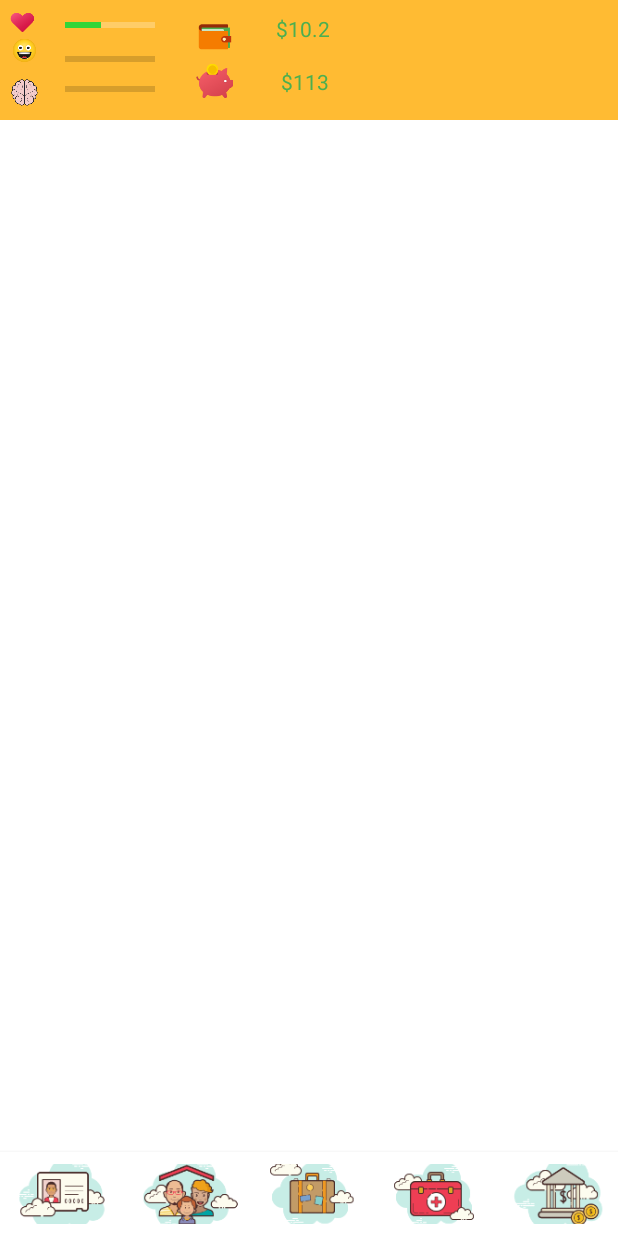
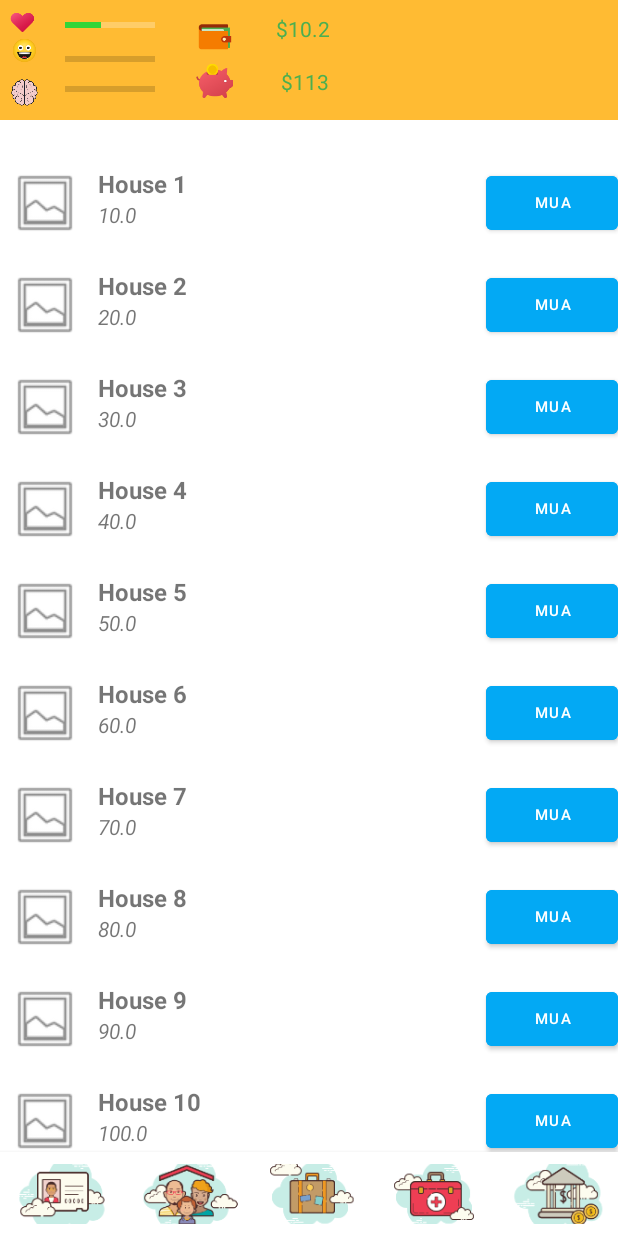
Before and after one commit to chaultm29/LifeSimulator, an Android app: the screen it shows after launch (MainActivity), on a phone screen of 412 x 824 dp. Run offline under Robolectric (Android 15) with nearby library versions, the phone set to English and light mode, and no system bars.

Commit message:
update screen 1

```diff
--- /dev/null
+++ b/LifeSimulator/app/src/main/java/com/example/lifesimulator/Adapter/HouseAdapter.java
@@ -0,0 +1,74 @@
+package com.example.lifesimulator.Adapter;
+
+import android.content.Context;
+import android.view.LayoutInflater;
+import android.view.View;
+import android.view.ViewGroup;
+import android.widget.Button;
+import android.widget.TextView;
+import android.widget.Toast;
+
+import androidx.annotation.NonNull;
+import androidx.recyclerview.widget.RecyclerView;
+
+import com.example.lifesimulator.Model.House;
+import com.example.lifesimulator.R;
+
+import java.util.List;
+
+public class HouseAdapter extends RecyclerView.Adapter<HouseAdapter.ImageViewHoder> {
+    private List<House> mHouse;
+    private Context mContext;
+
+    public HouseAdapter(List mHouse, Context mContext) {
+        this.mHouse = mHouse;
+        this.mContext = mContext;
+    }
+
+    @NonNull
+    @Override
+    public ImageViewHoder onCreateViewHolder(@NonNull ViewGroup parent, int viewType) {
+        Context context = parent.getContext();
+        LayoutInflater inflater = LayoutInflater.from(context);
+
+        View houseView =
+                inflater.inflate(R.layout.template_item, parent, false);
+
+        return new ImageViewHoder(houseView);
+    }
+
+    @Override
+    public void onBindViewHolder(@NonNull ImageViewHoder holder, int position) {
+        House house = mHouse.get(position);
+
+        holder.item_name.setText(house.getName());
+        holder.item_price.setText(house.getPrice()+"");
+    }
+
+    @Override
+    public int getItemCount() {
+        return mHouse.size();
+    }
+
+    public class ImageViewHoder extends RecyclerView.ViewHolder{
+        public TextView item_name;
+        public TextView item_price;
+        public Button interact_button;
+
+        public ImageViewHoder(View itemView) {
+            super(itemView);
+            item_name = itemView.findViewById(R.id.item_name);
+            item_price = itemView.findViewById(R.id.item_price);
+            interact_button = itemView.findViewById(R.id.interact_button);
+
+            interact_button.setOnClickListener(new View.OnClickListener() {
+                @Override
+                public void onClick(View view) {
+                    Toast.makeText(view.getContext(),
+                            item_name.getText() + " is price " + item_price.getText() , Toast.LENGTH_SHORT)
+                            .show();
+                }
+            });
+        }
+    }
+}
--- /dev/null
+++ b/LifeSimulator/app/src/main/java/com/example/lifesimulator/Adapter/ItemAdapter.java
@@ -0,0 +1,75 @@
+package com.example.lifesimulator.Adapter;
+
+import android.content.Context;
+import android.view.LayoutInflater;
+import android.view.View;
+import android.view.ViewGroup;
+import android.widget.Button;
+import android.widget.TextView;
+import android.widget.Toast;
+
+import androidx.annotation.NonNull;
+import androidx.recyclerview.widget.RecyclerView;
+
+import com.example.lifesimulator.Model.House;
+import com.example.lifesimulator.Model.Item;
+import com.example.lifesimulator.R;
+
+import java.util.List;
+
+public class ItemAdapter extends  RecyclerView.Adapter<ItemAdapter.ImageViewHoder> {
+    private List<Item> mItem;
+    private Context mContext;
+
+    public ItemAdapter(List mItem, Context mContext) {
+        this.mItem = mItem;
+        this.mContext = mContext;
+    }
+
+    @NonNull
+    @Override
+    public ItemAdapter.ImageViewHoder onCreateViewHolder(@NonNull ViewGroup parent, int viewType) {
+        Context context = parent.getContext();
+        LayoutInflater inflater = LayoutInflater.from(context);
+
+        View itemView =
+                inflater.inflate(R.layout.template_item, parent, false);
+
+        return new ItemAdapter.ImageViewHoder(itemView);
+    }
+
+    @Override
+    public void onBindViewHolder(@NonNull ItemAdapter.ImageViewHoder holder, int position) {
+        Item item = mItem.get(position);
+
+        holder.item_name.setText(item.getName());
+        holder.item_price.setText(item.getPrice()+"");
+    }
+
+    @Override
+    public int getItemCount() {
+        return mItem.size();
+    }
+
+    public class ImageViewHoder extends RecyclerView.ViewHolder{
+        public TextView item_name;
+        public TextView item_price;
+        public Button interact_button;
+
+        public ImageViewHoder(View itemView) {
+            super(itemView);
+            item_name = itemView.findViewById(R.id.item_name);
+            item_price = itemView.findViewById(R.id.item_price);
+            interact_button = itemView.findViewById(R.id.interact_button);
+
+            interact_button.setOnClickListener(new View.OnClickListener() {
+                @Override
+                public void onClick(View view) {
+                    Toast.makeText(view.getContext(),
+                            item_name.getText() + " is price " + item_price.getText() , Toast.LENGTH_SHORT)
+                            .show();
+                }
+            });
+        }
+    }
+}
--- /dev/null
+++ b/LifeSimulator/app/src/main/java/com/example/lifesimulator/Fragment/HouseListFragment.java
@@ -0,0 +1,95 @@
+package com.example.lifesimulator.Fragment;
+
+import android.os.Bundle;
+
+import androidx.annotation.NonNull;
+import androidx.annotation.Nullable;
+import androidx.fragment.app.Fragment;
+import androidx.recyclerview.widget.LinearLayoutManager;
+import androidx.recyclerview.widget.RecyclerView;
+
+import android.view.LayoutInflater;
+import android.view.View;
+import android.view.ViewGroup;
+
+import com.example.lifesimulator.Adapter.HouseAdapter;
+import com.example.lifesimulator.Model.House;
+import com.example.lifesimulator.R;
+
+import java.util.ArrayList;
+
+/**
+ * A simple {@link Fragment} subclass.
+ * Use the {@link HouseListFragment#newInstance} factory method to
+ * create an instance of this fragment.
+ */
+public class HouseListFragment extends Fragment {
+
+    // TODO: Rename parameter arguments, choose names that match
+    // the fragment initialization parameters, e.g. ARG_ITEM_NUMBER
+    private static final String ARG_PARAM1 = "param1";
+    private static final String ARG_PARAM2 = "param2";
+
+    // TODO: Rename and change types of parameters
+    private String mParam1;
+    private String mParam2;
+
+    public HouseListFragment() {
+        // Required empty public constructor
+    }
+
+    /**
+     * Use this factory method to create a new instance of
+     * this fragment using the provided parameters.
+     *
+     * @param param1 Parameter 1.
+     * @param param2 Parameter 2.
+     * @return A new instance of fragment HouseListFragment.
+     */
+    // TODO: Rename and change types and number of parameters
+    public static HouseListFragment newInstance(String param1, String param2) {
+        HouseListFragment fragment = new HouseListFragment();
+        Bundle args = new Bundle();
+        args.putString(ARG_PARAM1, param1);
+        args.putString(ARG_PARAM2, param2);
+        fragment.setArguments(args);
+        return fragment;
+    }
+
+    @Override
+    public void onCreate(Bundle savedInstanceState) {
+        super.onCreate(savedInstanceState);
+        if (getArguments() != null) {
+            mParam1 = getArguments().getString(ARG_PARAM1);
+            mParam2 = getArguments().getString(ARG_PARAM2);
+        }
+    }
+
+    @Override
+    public View onCreateView(LayoutInflater inflater, ViewGroup container,
+                             Bundle savedInstanceState) {
+        // Inflate the layout for this fragment
+        return inflater.inflate(R.layout.fragment_house_list, container, false);
+    }
+
+    RecyclerView recyclerView;
+    HouseAdapter adapter;
+    ArrayList<House> houses;
+    @Override
+    public void onViewCreated(@NonNull View view, @Nullable Bundle savedInstanceState) {
+        super.onViewCreated(view, savedInstanceState);
+        recyclerView = view.findViewById(R.id.houseList);
+        recyclerView.getLayoutParams().height = 1000;
+        houses = new ArrayList<House>();
+        for (int i = 1; i <= 50; i++) {
+            houses.add(new House("H"+i, "House "+ i, i*10, "New", i*9));
+        }
+
+        adapter = new HouseAdapter(houses, view.getContext());
+
+        LinearLayoutManager linearLayoutManager = new LinearLayoutManager(view.getContext());
+
+        recyclerView.setAdapter(adapter);
+        recyclerView.setLayoutManager(linearLayoutManager);
+    }
+}
--- /dev/null
+++ b/LifeSimulator/app/src/main/java/com/example/lifesimulator/Fragment/ItemListFragment.java
@@ -0,0 +1,97 @@
+package com.example.lifesimulator.Fragment;
+
+import android.os.Bundle;
+
+import androidx.annotation.NonNull;
+import androidx.annotation.Nullable;
+import androidx.fragment.app.Fragment;
+import androidx.recyclerview.widget.LinearLayoutManager;
+import androidx.recyclerview.widget.RecyclerView;
+
+import android.view.LayoutInflater;
+import android.view.View;
+import android.view.ViewGroup;
+
+import com.example.lifesimulator.Adapter.HouseAdapter;
+import com.example.lifesimulator.Adapter.ItemAdapter;
+import com.example.lifesimulator.Model.House;
+import com.example.lifesimulator.Model.Item;
+import com.example.lifesimulator.R;
+
+import java.util.ArrayList;
+
+/**
+ * A simple {@link Fragment} subclass.
+ * Use the {@link ItemListFragment#newInstance} factory method to
+ * create an instance of this fragment.
+ */
+public class ItemListFragment extends Fragment {
+
+    // TODO: Rename parameter arguments, choose names that match
+    // the fragment initialization parameters, e.g. ARG_ITEM_NUMBER
+    private static final String ARG_PARAM1 = "param1";
+    private static final String ARG_PARAM2 = "param2";
+
+    // TODO: Rename and change types of parameters
+    private String mParam1;
+    private String mParam2;
+
+    public ItemListFragment() {
+        // Required empty public constructor
+    }
+
+    /**
+     * Use this factory method to create a new instance of
+     * this fragment using the provided parameters.
+     *
+     * @param param1 Parameter 1.
+     * @param param2 Parameter 2.
+     * @return A new instance of fragment ItemListFragment.
+     */
+    // TODO: Rename and change types and number of parameters
+    public static ItemListFragment newInstance(String param1, String param2) {
+        ItemListFragment fragment = new ItemListFragment();
+        Bundle args = new Bundle();
+        args.putString(ARG_PARAM1, param1);
+        args.putString(ARG_PARAM2, param2);
+        fragment.setArguments(args);
+        return fragment;
+    }
+
+    @Override
+    public void onCreate(Bundle savedInstanceState) {
+        super.onCreate(savedInstanceState);
+        if (getArguments() != null) {
+            mParam1 = getArguments().getString(ARG_PARAM1);
+            mParam2 = getArguments().getString(ARG_PARAM2);
+        }
+    }
+
+    @Override
+    public View onCreateView(LayoutInflater inflater, ViewGroup container,
+                             Bundle savedInstanceState) {
+        // Inflate the layout for this fragment
+        return inflater.inflate(R.layout.fragment_item_list, container, false);
+    }
+
+    RecyclerView recyclerView;
+    ItemAdapter adapter;
+    ArrayList<Item> items;
+    @Override
+    public void onViewCreated(@NonNull View view, @Nullable Bundle savedInstanceState) {
+        super.onViewCreated(view, savedInstanceState);
+        recyclerView = view.findViewById(R.id.itemList);
+        recyclerView.getLayoutParams().height = 1000;
+        items = new ArrayList<Item>();
+        for (int i = 1; i <= 50; i++) {
+            items.add(new Item("I"+i, "Item "+ i, i*10, "New"));
+        }
+
+        adapter = new ItemAdapter(items, view.getContext());
+
+        LinearLayoutManager linearLayoutManager = new LinearLayoutManager(view.getContext());
+
+        recyclerView.setAdapter(adapter);
+        recyclerView.setLayoutManager(linearLayoutManager);
+    }
+}
--- /dev/null
+++ b/LifeSimulator/app/src/main/java/com/example/lifesimulator/Model/House.java
@@ -0,0 +1,21 @@
+package com.example.lifesimulator.Model;
+
+public class House extends NetWorth {
+    private float rent;
+
+    public House() {
+    }
+
+    public House(String code, String name, float price, String desc, float rent) {
+        super(code, name, price, desc);
+        this.rent = rent;
+    }
+
+    public float getRent() {
+        return rent;
+    }
+
+    public void setRent(float rent) {
+        this.rent = rent;
+    }
+}
--- /dev/null
+++ b/LifeSimulator/app/src/main/java/com/example/lifesimulator/Model/Identity.java
@@ -0,0 +1,40 @@
+package com.example.lifesimulator.Model;
+
+public class Identity {
+    private String name;
+    private int age;
+    private boolean gender;
+
+    public Identity() {
+    }
+
+    public Identity(String name, int age, boolean gender) {
+        this.name = name;
+        this.age = age;
+        this.gender = gender;
+    }
+
+    public String getName() {
+        return name;
+    }
+
+    public void setName(String name) {
+        this.name = name;
+    }
+
+    public int getAge() {
+        return age;
+    }
+
+    public void setAge(int age) {
+        this.age = age;
+    }
+
+    public boolean isGender() {
+        return gender;
+    }
+
+    public void setGender(boolean gender) {
+        this.gender = gender;
+    }
+}
--- /dev/null
+++ b/LifeSimulator/app/src/main/java/com/example/lifesimulator/Model/Item.java
@@ -0,0 +1,10 @@
+package com.example.lifesimulator.Model;
+
+public class Item extends NetWorth{
+    public Item() {
+    }
+
+    public Item(String code, String name, float price, String description) {
+        super(code, name, price, description);
+    }
+}
--- /dev/null
+++ b/LifeSimulator/app/src/main/java/com/example/lifesimulator/Model/NetWorth.java
@@ -0,0 +1,50 @@
+package com.example.lifesimulator.Model;
+
+public abstract class NetWorth {
+    protected String code;
+    protected String name ;
+    protected float price ;
+    protected String description;
+
+    public NetWorth() {
+    }
+
+    public NetWorth(String code, String name, float price, String description) {
+        this.code = code;
+        this.name = name;
+        this.price = price;
+        this.description = description;
+    }
+
+    public String getCode() {
+        return code;
+    }
+
+    public void setCode(String code) {
+        this.code = code;
+    }
+
+    public String getName() {
+        return name;
+    }
+
+    public void setName(String name) {
+        this.name = name;
+    }
+
+    public float getPrice() {
+        return price;
+    }
+
+    public void setPrice(float price) {
+        this.price = price;
+    }
+
+    public String getDescription() {
+        return description;
+    }
+
+    public void setDescription(String description) {
+        this.description = description;
+    }
+}
--- /dev/null
+++ b/LifeSimulator/app/src/main/res/layout/fragment_house_list.xml
@@ -0,0 +1,15 @@
+<?xml version="1.0" encoding="utf-8"?>
+<FrameLayout xmlns:android="http://schemas.android.com/apk/res/android"
+    xmlns:tools="http://schemas.android.com/tools"
+    android:layout_width="match_parent"
+    android:layout_height="match_parent"
+    tools:context=".Fragment.HouseListFragment">
+
+    <!-- TODO: Update blank fragment layout -->
+
+    <androidx.recyclerview.widget.RecyclerView
+        android:id="@+id/houseList"
+        android:layout_width="match_parent"
+        android:layout_height="match_parent" />
+
+</FrameLayout>
--- a/LifeSimulator/app/src/main/res/layout/fragment_identity.xml
+++ b/LifeSimulator/app/src/main/res/layout/fragment_identity.xml
@@ -1,7 +1,137 @@
-<LinearLayout xmlns:android="http://schemas.android.com/apk/res/android"
+<ScrollView xmlns:android="http://schemas.android.com/apk/res/android"
+    xmlns:app="http://schemas.android.com/apk/res-auto"
     xmlns:tools="http://schemas.android.com/tools"
     android:layout_width="match_parent"
     android:layout_height="match_parent"
     tools:context="com.example.lifesimulator.Fragment.IdentityFragment">
 
-</LinearLayout>
+    <androidx.constraintlayout.widget.ConstraintLayout
+        android:layout_width="match_parent"
+        android:layout_height="match_parent"
+        tools:layout_editor_absoluteX="0dp"
+        tools:layout_editor_absoluteY="0dp">
+    <ImageView
+        android:id="@+id/imgAvatar"
+        android:layout_width="150dp"
+        android:layout_height="150dp"
+        android:layout_marginStart="16dp"
+        android:layout_marginTop="16dp"
+        android:src="@drawable/avatar_1"
+        app:layout_constraintStart_toStartOf="parent"
+        app:layout_constraintTop_toTopOf="parent" />
+
+    <TextView
+        android:id="@+id/txtName"
+        android:layout_width="wrap_content"
+        android:layout_height="wrap_content"
+        android:layout_marginStart="20dp"
+        android:text="Tên"
+        android:textAppearance="?android:attr/textAppearanceMedium"
+        app:layout_constraintStart_toEndOf="@+id/imgAvatar"
+        app:layout_constraintTop_toTopOf="@+id/imgAvatar" />
+
+    <TextView
+        android:id="@+id/txtAge"
+        android:layout_width="wrap_content"
+        android:layout_height="wrap_content"
+        android:layout_marginTop="5dp"
+        android:text="Tuổi"
+        android:textAppearance="?android:attr/textAppearanceMedium"
+        app:layout_constraintStart_toStartOf="@+id/txtName"
+        app:layout_constraintTop_toBottomOf="@+id/txtName" />
+
+    <TextView
+        android:id="@+id/txtGender"
+        android:layout_width="wrap_content"
+        android:layout_height="wrap_content"
+        android:layout_marginTop="5dp"
+        android:text="Giới tính"
+        android:textAppearance="?android:attr/textAppearanceMedium"
+        app:layout_constraintStart_toStartOf="@+id/txtAge"
+        app:layout_constraintTop_toBottomOf="@+id/txtAge" />
+
+    <TextView
+        android:id="@+id/txtDegree"
+        android:layout_width="wrap_content"
+        android:layout_height="wrap_content"
+        android:layout_marginTop="5dp"
+        android:text="Học vấn"
+        android:textAppearance="?android:attr/textAppearanceMedium"
+        app:layout_constraintStart_toStartOf="@+id/txtGender"
+        app:layout_constraintTop_toBottomOf="@+id/txtGender" />
+
+    <TextView
+        android:id="@+id/txtJob"
+        android:layout_width="wrap_content"
+        android:layout_height="wrap_content"
+        android:layout_marginTop="5dp"
+        android:text="Công việc"
+        android:textAppearance="?android:attr/textAppearanceMedium"
+        app:layout_constraintStart_toStartOf="@+id/txtDegree"
+        app:layout_constraintTop_toBottomOf="@+id/txtDegree" />
+
+    <View
+        android:id="@+id/divider"
+        android:layout_width="match_parent"
+        android:layout_height="1dp"
+        android:layout_marginTop="16dp"
+        android:background="?android:attr/listDivider"
+        app:layout_constraintTop_toBottomOf="@+id/imgAvatar"
+        tools:layout_editor_absoluteX="0dp" />
+
+    <TextView
+        android:id="@+id/txtHouse"
+        android:layout_width="wrap_content"
+        android:layout_height="wrap_content"
+        android:layout_marginTop="16dp"
+        android:text="House"
+        app:layout_constraintEnd_toEndOf="parent"
+        app:layout_constraintHorizontal_bias="0.498"
+        app:layout_constraintStart_toStartOf="parent"
+        app:layout_constraintTop_toTopOf="@+id/divider" />
+
+        <fragment
+            android:id="@+id/fragment_house"
+            android:name="com.example.lifesimulator.Fragment.HouseListFragment"
+            android:layout_width="0dp"
+            android:layout_height="wrap_content"
+            android:layout_marginTop="20dp"
+            app:layout_constraintEnd_toEndOf="parent"
+            app:layout_constraintHorizontal_bias="0.498"
+            app:layout_constraintStart_toStartOf="parent"
+            app:layout_constraintTop_toBottomOf="@+id/txtHouse" />
+
+    <View
+        android:id="@+id/divider2"
+        android:layout_width="match_parent"
+        android:layout_height="1dp"
+        android:layout_marginTop="16dp"
+        android:background="?android:attr/listDivider"
+        app:layout_constraintTop_toBottomOf="@+id/fragment_house" />
+
+    <TextView
+        android:id="@+id/txtItem"
+        android:layout_width="wrap_content"
+        android:layout_height="wrap_content"
+        android:layout_marginTop="16dp"
+        android:text="Item"
+        app:layout_constraintEnd_toEndOf="parent"
+        app:layout_constraintStart_toStartOf="parent"
+        app:layout_constraintTop_toBottomOf="@+id/divider2" />
+
+        <fragment
+            android:id="@+id/fragment_item"
+            android:name="com.example.lifesimulator.Fragment.ItemListFragment"
+            android:layout_width="0dp"
+            android:layout_height="wrap_content"
+            android:layout_marginTop="20dp"
+            app:layout_constraintEnd_toEndOf="parent"
+            app:layout_constraintStart_toStartOf="parent"
+            app:layout_constraintTop_toBottomOf="@+id/txtItem" />
+
+
+
+
+
+</androidx.constraintlayout.widget.ConstraintLayout>
+    </ScrollView>
--- /dev/null
+++ b/LifeSimulator/app/src/main/res/layout/fragment_item_list.xml
@@ -0,0 +1,13 @@
+<?xml version="1.0" encoding="utf-8"?>
+<FrameLayout xmlns:android="http://schemas.android.com/apk/res/android"
+    xmlns:tools="http://schemas.android.com/tools"
+    android:layout_width="match_parent"
+    android:layout_height="match_parent"
+    tools:context=".Fragment.ItemListFragment">
+
+
+    <androidx.recyclerview.widget.RecyclerView
+        android:id="@+id/itemList"
+        android:layout_width="match_parent"
+        android:layout_height="match_parent" />
+</FrameLayout>
--- /dev/null
+++ b/LifeSimulator/app/src/main/res/layout/template_item.xml
@@ -0,0 +1,54 @@
+<?xml version="1.0" encoding="utf-8"?>
+<LinearLayout
+    xmlns:android="http://schemas.android.com/apk/res/android"
+    xmlns:app="http://schemas.android.com/apk/res-auto"
+    android:orientation="horizontal"
+    android:layout_width="match_parent"
+    android:layout_height="wrap_content"
+    android:paddingTop="10dp"
+    android:paddingBottom="10dp"
+    >
+
+    <ImageView
+        android:layout_width="60dp"
+        android:layout_height="match_parent"
+        android:src="@android:drawable/ic_menu_gallery" />
+
+    <LinearLayout
+        android:orientation="vertical"
+        android:layout_width="0dp"
+        android:paddingLeft="5dp"
+        android:layout_weight="1"
+        android:layout_height="match_parent">
+        <TextView
+            android:id="@+id/item_name"
+            android:layout_width="match_parent"
+            android:layout_height="wrap_content"
+            android:textStyle="bold"
+            android:textSize="16sp"
+            android:text="dsafdsfdsfasf"
+
+
+            />
+        <TextView
+            android:id="@+id/item_price"
+            android:layout_width="match_parent"
+            android:layout_height="wrap_content"
+            android:textStyle="italic"
+            android:textSize="14sp"
+            android:text="dsfadsfdsf"
+
+            />
+    </LinearLayout>
+
+    <Button
+        android:id="@+id/interact_button"
+        android:layout_width="wrap_content"
+        android:layout_height="wrap_content"
+        android:backgroundTint="#03A9F4"
+        android:paddingLeft="16dp"
+        android:paddingRight="16dp"
+        android:text="Mua"
+        android:textSize="10sp"
+        app:iconTint="#FFFFFF" />
+</LinearLayout>
```
Also changed, not shown: LifeSimulator/app/src/main/res/drawable-v24/avatar_1.png (added), LifeSimulator/app/src/main/res/drawable-v24/avatar_2.png (added), LifeSimulator/app/src/main/res/drawable-v24/avatar_3.png (added), LifeSimulator/app/src/main/res/drawable-v24/avatar_4.png (added).
